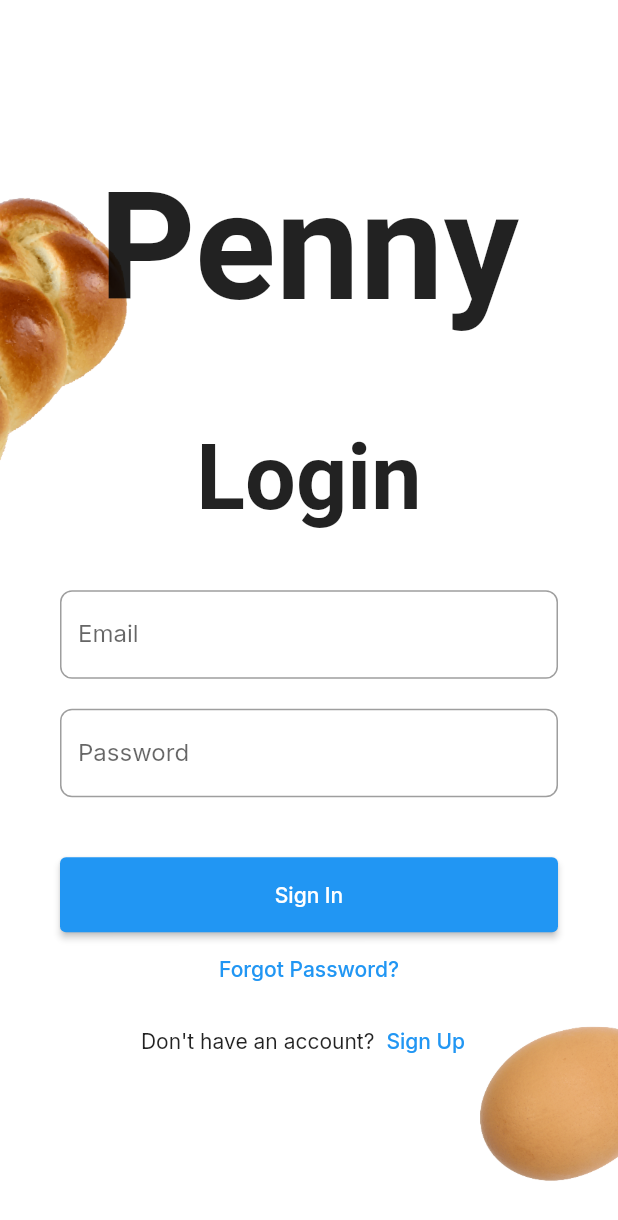
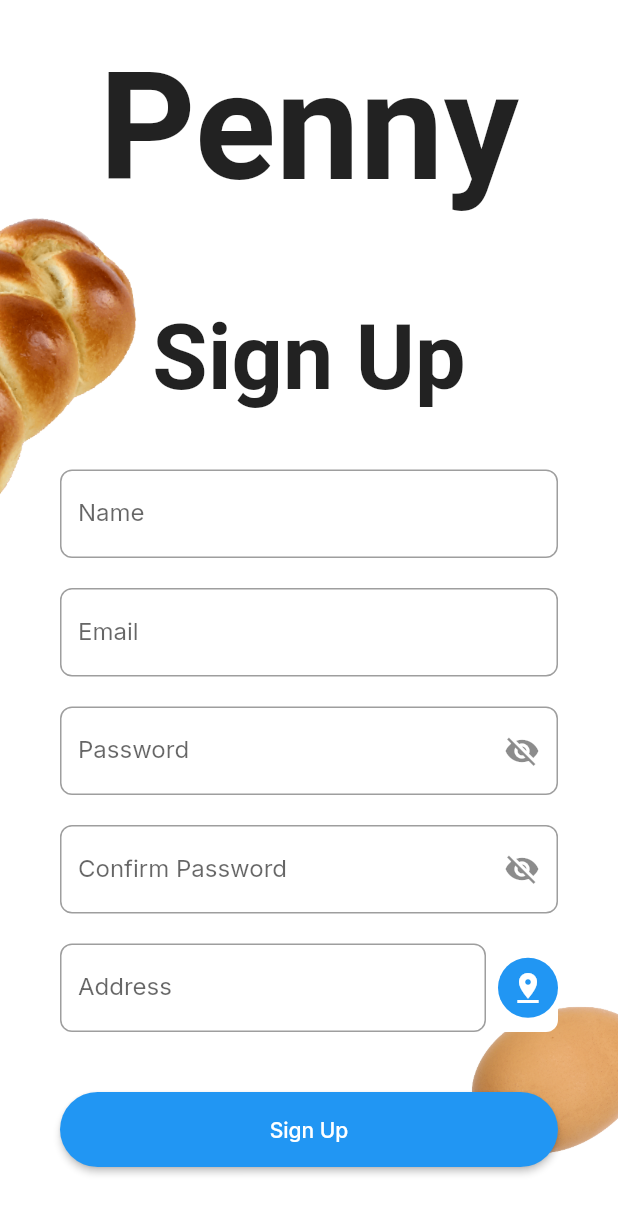
Before and after one commit to JiwooJiyof/penny_project, a Flutter app: the LoginPage screen opened directly, after a tap on "Sign Up", on a phone screen of 412 x 824 dp. Shown: the top 1220 px of the screen. Run offline on Flutter 3.47's test engine with Material 2 defaults, Android fonts, the phone set to English and light mode, and no system bars; our stand-ins replace google_fonts; Roboto replaces fonts that are missing (Phudu).

Commit message:
added a singup page

```diff
--- a/penny/lib/main.dart
+++ b/penny/lib/main.dart
@@ -37,7 +37,7 @@ class MyApp extends StatelessWidget {
         // colorScheme: ColorScheme.fromSeed(seedColor: Colors.deepPurple),
         // useMaterial3: true,
       ),
-      routes: {"/": (context) => HomePage()},
+      routes: {"/": (context) => LoginPage()},
       // home: const MyHomePage(title: 'Flutter Demo Home Page'),
     );
   }
--- a/penny/lib/screens/login_page.dart
+++ b/penny/lib/screens/login_page.dart
@@ -1,5 +1,6 @@
 import 'package:flutter/material.dart';
 import 'package:google_fonts/google_fonts.dart';
+import 'package:penny/screens/signup_page.dart';
 
 class LoginPage extends StatelessWidget {
   final TextEditingController _emailController = TextEditingController();
@@ -39,7 +40,12 @@ class LoginPage extends StatelessWidget {
                       ),
                     ),
                     SizedBox(height: 40),
-                    TextField(
+                    Container(
+                      decoration: BoxDecoration(
+                        color: Colors.white, // White background color
+                        borderRadius: BorderRadius.circular(8),
+                      ),
+                      child: TextField(
                         controller: _emailController,
                         decoration: InputDecoration(
                           labelText: 'Email',
@@ -48,14 +54,21 @@ class LoginPage extends StatelessWidget {
                           ),
                         ),
                       ),
+                    ),
                     SizedBox(height: 20),
-                    TextField(
+                    Container(
+                      decoration: BoxDecoration(
+                        color: Colors.white, // White background color
+                        borderRadius: BorderRadius.circular(8),
+                      ),
+                      child: TextField(
                         controller: _passwordController,
                         obscureText: true,
                         decoration: InputDecoration(
                           labelText: 'Password',
                           border: OutlineInputBorder(
                             borderRadius: BorderRadius.circular(8),
+                          ),
                         ),
                       ),
                     ),
@@ -81,7 +94,10 @@ class LoginPage extends StatelessWidget {
                         Text('Don\'t have an account?'),
                         TextButton(
                           onPressed: () {
-                            // TODO: Navigate to sign up page
+                            Navigator.push(
+                              context,
+                              MaterialPageRoute(builder: (context) => SignUpPage()),
+                            );
                           },
                           child: Text('Sign Up'),
                         ),
--- /dev/null
+++ b/penny/lib/screens/signup_page.dart
@@ -0,0 +1,231 @@
+import 'package:flutter/material.dart';
+import 'package:google_fonts/google_fonts.dart';
+import 'package:penny/screens/home_page.dart';
+
+class SignUpPage extends StatelessWidget {
+  final TextEditingController _nameController = TextEditingController();
+  final TextEditingController _emailController = TextEditingController();
+  final TextEditingController _passwordController = TextEditingController();
+  final TextEditingController _confirmPasswordController = TextEditingController();
+  final TextEditingController _addressController = TextEditingController();
+  final GlobalKey<FormState> _formKey = GlobalKey<FormState>();
+  bool _passwordVisible = false;
+  bool _confirmPasswordVisible = false;
+
+  @override
+  Widget build(BuildContext context) {
+    return Scaffold(
+      body: Padding(
+        padding: const EdgeInsets.only(top: 20, bottom: 20),
+        child: Stack(
+          children: [
+            Positioned.fill(
+              child: Image.asset(
+                'assets/main_page.png',
+                fit: BoxFit.cover,
+              ),
+            ),
+            Center(
+              child: SingleChildScrollView(
+                child: Padding(
+                  padding: const EdgeInsets.symmetric(horizontal: 40),
+                  child: Form(
+                    key: _formKey,
+                    child: Column(
+                      mainAxisAlignment: MainAxisAlignment.center,
+                      children: [
+                        Text(
+                          'Penny',
+                          style: GoogleFonts.phudu(
+                            fontSize: 100,
+                            fontWeight: FontWeight.bold,
+                          ),
+                        ),
+                        SizedBox(height: 60),
+                        Text(
+                          'Sign Up',
+                          style: GoogleFonts.phudu(
+                            fontSize: 60,
+                            fontWeight: FontWeight.bold,
+                          ),
+                        ),
+                        SizedBox(height: 40),
+                        _buildTextField(_nameController, 'Name', (value) => value!.isEmpty ? 'Name cannot be empty' : null),
+                        SizedBox(height: 20),
+                        _buildEmailField(),
+                        SizedBox(height: 20),
+                        _buildPasswordField(context, _passwordController, 'Password'),
+                        SizedBox(height: 20),
+                        _buildPasswordField(context, _confirmPasswordController, 'Confirm Password', confirm: true),
+                        SizedBox(height: 20),
+                        _buildAddressFieldWithPin(context, _addressController),
+                        SizedBox(height: 40),
+                        ElevatedButton(
+                          onPressed: () {
+                            if (_formKey.currentState!.validate()) {
+                              Navigator.pushReplacement(
+                                context,
+                                MaterialPageRoute(builder: (context) => HomePage()),
+                              );
+                            }
+                          },
+                          child: Text('Sign Up'),
+                          style: ElevatedButton.styleFrom(
+                            minimumSize: Size.fromHeight(50),
+                            shape: RoundedRectangleBorder(
+                              borderRadius: BorderRadius.circular(30), // Rounded corners
+                            ),
+                          ),
+                        ),
+                        SizedBox(height: 20), // Increased padding under sign-up button
+                        // Optionally add navigation to the login page
+                      ],
+                    ),
+                  ),
+                ),
+              ),
+            ),
+          ],
+        ),
+      ),
+    );
+  }
+
+  Widget _buildEmailField() {
+    return _buildTextField(_emailController, 'Email', (value) {
+      if (value == null || value.isEmpty) {
+        return 'Email cannot be empty';
+      } else if (!RegExp(r'\b[\w\.-]+@[\w\.-]+\.\w{2,4}\b').hasMatch(value)) {
+        return 'Enter a valid email address';
+      }
+      return null;
+    });
+  }
+
+  Widget _buildPasswordField(BuildContext context, TextEditingController controller, String label, {bool confirm = false}) {
+    return StatefulBuilder(
+      builder: (context, setState) {
+        return Container(
+          decoration: BoxDecoration(
+            color: Colors.white,
+            borderRadius: BorderRadius.circular(8),
+          ),
+          child: TextFormField(
+            controller: controller,
+            obscureText: confirm ? !_confirmPasswordVisible : !_passwordVisible,
+            validator: confirm ? (value) {
+              if (value == null || value.isEmpty) {
+                return 'Confirm Password cannot be empty';
+              }
+              if (_passwordController.text != _confirmPasswordController.text) {
+                return 'Passwords do not match';
+              }
+              return null;
+            } : (value) => _passwordValidation(value),
+            decoration: InputDecoration(
+              labelText: label,
+              suffixIcon: IconButton(
+                icon: Icon(
+                  confirm ? (_confirmPasswordVisible ? Icons.visibility : Icons.visibility_off) :
+                            (_passwordVisible ? Icons.visibility : Icons.visibility_off),
+                ),
+                onPressed: () {
+                  setState(() {
+                    if (confirm) {
+                      _confirmPasswordVisible = !_confirmPasswordVisible;
+                    } else {
+                      _passwordVisible = !_passwordVisible;
+                    }
+                  });
+                },
+              ),
+              border: OutlineInputBorder(
+                borderRadius: BorderRadius.circular(8),
+              ),
+            ),
+          ),
+        );
+      },
+    );
+  }
+
+  String? _passwordValidation(String? value) {
+    if (value == null || value.isEmpty) {
+      return 'Password cannot be empty';
+    }
+    List<String> errors = [];
+    if (!RegExp(r'(?=.*[A-Z])').hasMatch(value)) errors.add('one uppercase letter');
+    if (!RegExp(r'(?=.*[a-z])').hasMatch(value)) errors.add('one lowercase letter');
+    if (!RegExp(r'(?=.*\d)').hasMatch(value)) errors.add('one number');
+    if (!RegExp(r'(?=.*[@$!%*?&])').hasMatch(value)) errors.add('one special character');
+    if (value.length < 8) errors.add('at least 8 characters');
+
+    if (errors.isNotEmpty) {
+      return 'Password must include ' + errors.join(', ');
+    }
+    return null;
+  }
+
+  Widget _buildTextField(TextEditingController controller, String label, String? Function(String?) validator, {bool obscureText = false}) {
+    return Container(
+      decoration: BoxDecoration(
+        color: Colors.white,
+        borderRadius: BorderRadius.circular(8),
+      ),
+      child: TextFormField(
+        controller: controller,
+        obscureText: obscureText,
+        validator: validator,
+        decoration: InputDecoration(
+          labelText: label,
+          border: OutlineInputBorder(
+            borderRadius: BorderRadius.circular(8),
+          ),
+        ),
+      ),
+    );
+  }
+
+  Widget _buildAddressFieldWithPin(BuildContext context, TextEditingController controller) {
+    return Container(
+      decoration: BoxDecoration(
+        color: Colors.white,
+        borderRadius: BorderRadius.circular(8),
+      ),
+      child: Row(
+        crossAxisAlignment: CrossAxisAlignment.center,
+        children: [
+          Expanded(
+            child: TextFormField(
+              controller: controller,
+              decoration: InputDecoration(
+                labelText: 'Address',
+                border: OutlineInputBorder(
+                  borderRadius: BorderRadius.circular(8),
+                ),
+              ),
+              validator: (value) => value!.isEmpty ? 'Address cannot be empty' : null,
+            ),
+          ),
+          SizedBox(width: 8), // Added spacing
+          Align(
+            alignment: Alignment.center,
+            child: InkWell(
+              onTap: () {
+                // TODO: Implement address fetching logic
+              },
+              child: Container(
+                padding: EdgeInsets.all(8),
+                decoration: BoxDecoration(
+                  shape: BoxShape.circle,
+                  color: Colors.blue,
+                ),
+                child: Icon(Icons.pin_drop, color: Colors.white), // Pin icon in a circle
+              ),
+            ),
+          ),
+        ],
+      ),
+    );
+  }
+}
```
Lines whose indentation alone changed are shown as unchanged.
